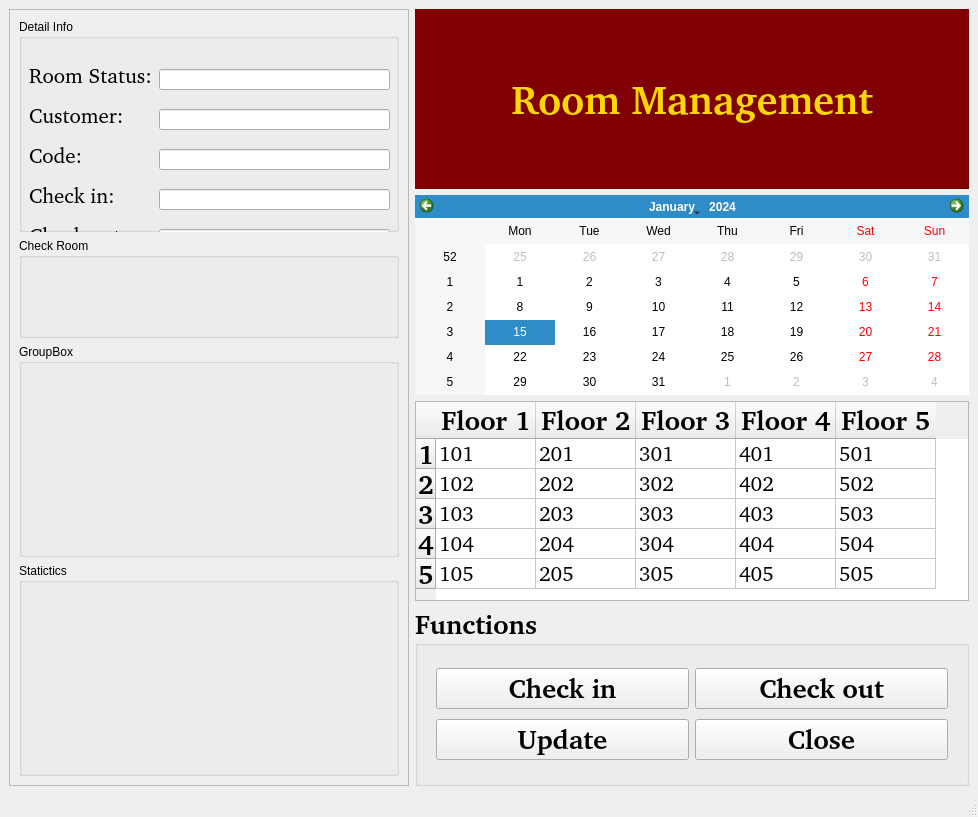
Before: the Qt Designer form ui/MainWindowRoomManagement.ui in Tranle1509/HotelManagement, drawn with Qt 5.
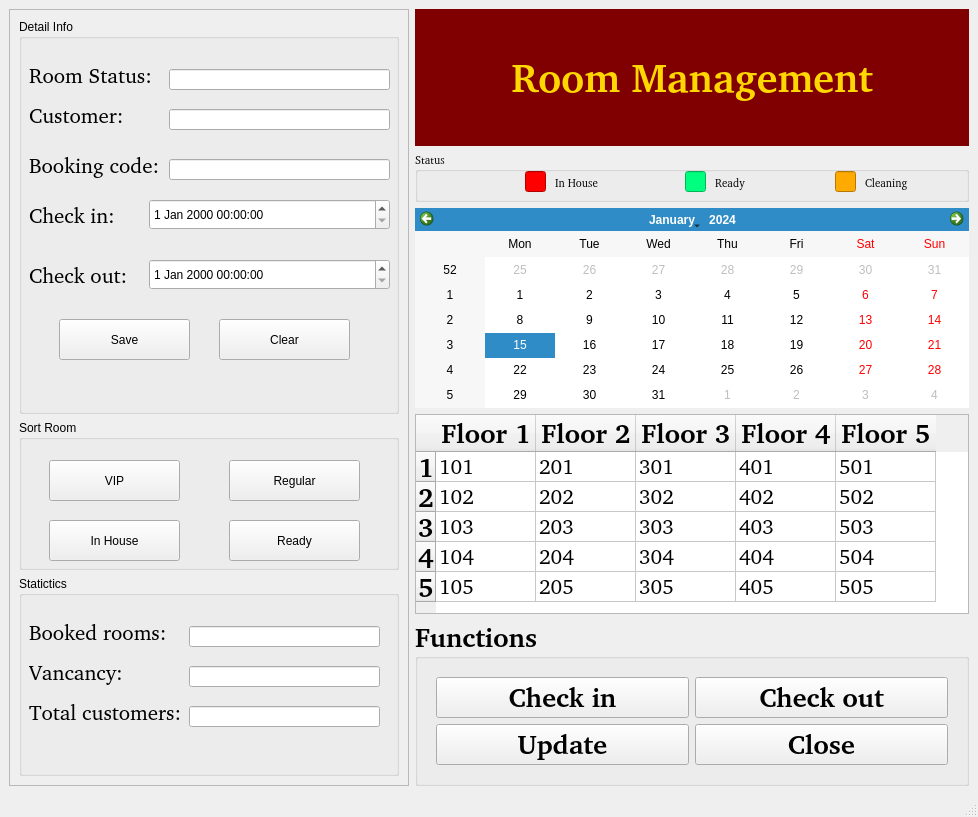
After: the same form once the commit is applied.

Patch:
```diff
--- a/ui/MainWindowRoomManagement.ui
+++ b/ui/MainWindowRoomManagement.ui
@@ -49,9 +49,9 @@
             <widget class="QLineEdit" name="lineEdit_5">
              <property name="geometry">
               <rect>
-               <x>140</x>
+               <x>150</x>
                <y>50</y>
-               <width>231</width>
+               <width>221</width>
                <height>21</height>
               </rect>
              </property>
@@ -81,9 +81,9 @@
             <widget class="QLineEdit" name="lineEdit_6">
              <property name="geometry">
               <rect>
-               <x>140</x>
+               <x>150</x>
                <y>90</y>
-               <width>231</width>
+               <width>221</width>
                <height>21</height>
               </rect>
              </property>
@@ -113,9 +113,9 @@
             <widget class="QLineEdit" name="lineEdit_7">
              <property name="geometry">
               <rect>
-               <x>140</x>
-               <y>130</y>
-               <width>231</width>
+               <x>150</x>
+               <y>140</y>
+               <width>221</width>
                <height>21</height>
               </rect>
              </property>
@@ -124,8 +124,8 @@
              <property name="geometry">
               <rect>
                <x>10</x>
-               <y>120</y>
-               <width>121</width>
+               <y>130</y>
+               <width>141</width>
                <height>31</height>
               </rect>
              </property>
@@ -139,25 +139,15 @@
               </font>
              </property>
              <property name="text">
-              <string>Code:</string>
-             </property>
-            </widget>
-            <widget class="QLineEdit" name="lineEdit_8">
-             <property name="geometry">
-              <rect>
-               <x>140</x>
-               <y>170</y>
-               <width>231</width>
-               <height>21</height>
-              </rect>
+              <string>Booking code:</string>
              </property>
             </widget>
             <widget class="QLabel" name="label_9">
              <property name="geometry">
               <rect>
                <x>10</x>
-               <y>160</y>
-               <width>121</width>
+               <y>180</y>
+               <width>141</width>
                <height>31</height>
               </rect>
              </property>
@@ -174,21 +164,11 @@
               <string>Check in:</string>
              </property>
             </widget>
-            <widget class="QLineEdit" name="lineEdit_9">
-             <property name="geometry">
-              <rect>
-               <x>140</x>
-               <y>210</y>
-               <width>231</width>
-               <height>21</height>
-              </rect>
-             </property>
-            </widget>
             <widget class="QLabel" name="label_10">
              <property name="geometry">
               <rect>
                <x>10</x>
-               <y>200</y>
+               <y>240</y>
                <width>121</width>
                <height>31</height>
               </rect>
@@ -206,6 +186,52 @@
               <string>Check out:</string>
              </property>
             </widget>
+            <widget class="QDateTimeEdit" name="dateTimeEdit_checkin">
+             <property name="geometry">
+              <rect>
+               <x>130</x>
+               <y>180</y>
+               <width>241</width>
+               <height>31</height>
+              </rect>
+             </property>
+            </widget>
+            <widget class="QDateTimeEdit" name="dateTimeEdit_checkout">
+             <property name="geometry">
+              <rect>
+               <x>130</x>
+               <y>240</y>
+               <width>241</width>
+               <height>31</height>
+              </rect>
+             </property>
+            </widget>
+            <widget class="QPushButton" name="pushButton_save">
+             <property name="geometry">
+              <rect>
+               <x>40</x>
+               <y>300</y>
+               <width>131</width>
+               <height>41</height>
+              </rect>
+             </property>
+             <property name="text">
+              <string>Save</string>
+             </property>
+            </widget>
+            <widget class="QPushButton" name="pushButton_clear">
+             <property name="geometry">
+              <rect>
+               <x>200</x>
+               <y>300</y>
+               <width>131</width>
+               <height>41</height>
+              </rect>
+             </property>
+             <property name="text">
+              <string>Clear</string>
+             </property>
+            </widget>
            </widget>
           </item>
           <item>
@@ -213,26 +239,173 @@
             <property name="maximumSize">
              <size>
               <width>16777215</width>
-              <height>100</height>
+              <height>150</height>
              </size>
             </property>
             <property name="title">
-             <string>Check Room</string>
+             <string>Sort Room</string>
             </property>
-           </widget>
-          </item>
-          <item>
-           <widget class="QGroupBox" name="groupBox_5">
-            <property name="title">
-             <string>GroupBox</string>
-            </property>
+            <widget class="QPushButton" name="pushButton_Sortvip">
+             <property name="geometry">
+              <rect>
+               <x>30</x>
+               <y>40</y>
+               <width>131</width>
+               <height>41</height>
+              </rect>
+             </property>
+             <property name="text">
+              <string>VIP</string>
+             </property>
+            </widget>
+            <widget class="QPushButton" name="pushButton_Sortregular">
+             <property name="geometry">
+              <rect>
+               <x>210</x>
+               <y>40</y>
+               <width>131</width>
+               <height>41</height>
+              </rect>
+             </property>
+             <property name="text">
+              <string>Regular</string>
+             </property>
+            </widget>
+            <widget class="QPushButton" name="pushButton_Sortinhouse">
+             <property name="geometry">
+              <rect>
+               <x>30</x>
+               <y>100</y>
+               <width>131</width>
+               <height>41</height>
+              </rect>
+             </property>
+             <property name="text">
+              <string>In House</string>
+             </property>
+            </widget>
+            <widget class="QPushButton" name="pushButton_Sortready">
+             <property name="geometry">
+              <rect>
+               <x>210</x>
+               <y>100</y>
+               <width>131</width>
+               <height>41</height>
+              </rect>
+             </property>
+             <property name="text">
+              <string>Ready</string>
+             </property>
+            </widget>
            </widget>
           </item>
           <item>
            <widget class="QGroupBox" name="groupBox_4">
+            <property name="maximumSize">
+             <size>
+              <width>16777215</width>
+              <height>200</height>
+             </size>
+            </property>
             <property name="title">
              <string>Statictics</string>
             </property>
+            <widget class="QLabel" name="label_4">
+             <property name="geometry">
+              <rect>
+               <x>10</x>
+               <y>40</y>
+               <width>141</width>
+               <height>31</height>
+              </rect>
+             </property>
+             <property name="font">
+              <font>
+               <family>#9Slide03 SFU Toledo Bold</family>
+               <pointsize>16</pointsize>
+               <weight>9</weight>
+               <italic>false</italic>
+               <bold>false</bold>
+              </font>
+             </property>
+             <property name="text">
+              <string>Booked rooms:</string>
+             </property>
+            </widget>
+            <widget class="QLineEdit" name="lineEdit_Bookedrooms">
+             <property name="geometry">
+              <rect>
+               <x>170</x>
+               <y>50</y>
+               <width>191</width>
+               <height>21</height>
+              </rect>
+             </property>
+            </widget>
+            <widget class="QLineEdit" name="lineEdit_Vacancy">
+             <property name="geometry">
+              <rect>
+               <x>170</x>
+               <y>90</y>
+               <width>191</width>
+               <height>21</height>
+              </rect>
+             </property>
+            </widget>
+            <widget class="QLabel" name="label_11">
+             <property name="geometry">
+              <rect>
+               <x>10</x>
+               <y>80</y>
+               <width>141</width>
+               <height>31</height>
+              </rect>
+             </property>
+             <property name="font">
+              <font>
+               <family>#9Slide03 SFU Toledo Bold</family>
+               <pointsize>16</pointsize>
+               <weight>9</weight>
+               <italic>false</italic>
+               <bold>false</bold>
+              </font>
+             </property>
+             <property name="text">
+              <string>Vancancy:</string>
+             </property>
+            </widget>
+            <widget class="QLineEdit" name="lineEdit_Totalcustomers">
+             <property name="geometry">
+              <rect>
+               <x>170</x>
+               <y>130</y>
+               <width>191</width>
+               <height>21</height>
+              </rect>
+             </property>
+            </widget>
+            <widget class="QLabel" name="label_12">
+             <property name="geometry">
+              <rect>
+               <x>10</x>
+               <y>120</y>
+               <width>181</width>
+               <height>31</height>
+              </rect>
+             </property>
+             <property name="font">
+              <font>
+               <family>#9Slide03 SFU Toledo Bold</family>
+               <pointsize>16</pointsize>
+               <weight>9</weight>
+               <italic>false</italic>
+               <bold>false</bold>
+              </font>
+             </property>
+             <property name="text">
+              <string>Total customers:</string>
+             </property>
+            </widget>
            </widget>
           </item>
          </layout>
@@ -271,6 +444,136 @@
         </property>
        </widget>
       </item>
+      <item>
+       <widget class="QGroupBox" name="groupBox_6">
+        <property name="maximumSize">
+         <size>
+          <width>16777215</width>
+          <height>50</height>
+         </size>
+        </property>
+        <property name="font">
+         <font>
+          <family>#9Slide03 SFU Toledo Bold</family>
+          <pointsize>8</pointsize>
+          <weight>9</weight>
+          <italic>false</italic>
+          <bold>false</bold>
+         </font>
+        </property>
+        <property name="styleSheet">
+         <string notr="true">font: 75 8pt &quot;#9Slide03 SFU Toledo Bold&quot;;</string>
+        </property>
+        <property name="title">
+         <string>Status</string>
+        </property>
+        <widget class="QLabel" name="label_2">
+         <property name="geometry">
+          <rect>
+           <x>140</x>
+           <y>20</y>
+           <width>51</width>
+           <height>21</height>
+          </rect>
+         </property>
+         <property name="font">
+          <font>
+           <family>#9Slide03 SFU Toledo Bold</family>
+           <pointsize>8</pointsize>
+           <weight>9</weight>
+           <italic>false</italic>
+           <bold>false</bold>
+          </font>
+         </property>
+         <property name="text">
+          <string>In House</string>
+         </property>
+        </widget>
+        <widget class="QLineEdit" name="lineEdit">
+         <property name="geometry">
+          <rect>
+           <x>110</x>
+           <y>19</y>
+           <width>21</width>
+           <height>21</height>
+          </rect>
+         </property>
+         <property name="styleSheet">
+          <string notr="true">background-color: rgb(255, 0, 0);</string>
+         </property>
+        </widget>
+        <widget class="QLabel" name="label_3">
+         <property name="geometry">
+          <rect>
+           <x>300</x>
+           <y>20</y>
+           <width>51</width>
+           <height>21</height>
+          </rect>
+         </property>
+         <property name="font">
+          <font>
+           <family>#9Slide03 SFU Toledo Bold</family>
+           <pointsize>8</pointsize>
+           <weight>9</weight>
+           <italic>false</italic>
+           <bold>false</bold>
+          </font>
+         </property>
+         <property name="text">
+          <string>Ready</string>
+         </property>
+        </widget>
+        <widget class="QLineEdit" name="lineEdit_2">
+         <property name="geometry">
+          <rect>
+           <x>270</x>
+           <y>19</y>
+           <width>21</width>
+           <height>21</height>
+          </rect>
+         </property>
+         <property name="styleSheet">
+          <string notr="true">background-color: rgb(0, 255, 127);</string>
+         </property>
+        </widget>
+        <widget class="QLabel" name="label_5">
+         <property name="geometry">
+          <rect>
+           <x>450</x>
+           <y>20</y>
+           <width>51</width>
+           <height>21</height>
+          </rect>
+         </property>
+         <property name="font">
+          <font>
+           <family>#9Slide03 SFU Toledo Bold</family>
+           <pointsize>8</pointsize>
+           <weight>9</weight>
+           <italic>false</italic>
+           <bold>false</bold>
+          </font>
+         </property>
+         <property name="text">
+          <string>Cleaning</string>
+         </property>
+        </widget>
+        <widget class="QLineEdit" name="lineEdit_4">
+         <property name="geometry">
+          <rect>
+           <x>420</x>
+           <y>19</y>
+           <width>21</width>
+           <height>21</height>
+          </rect>
+         </property>
+         <property name="styleSheet">
+          <string notr="true">background-color: rgb(255, 170, 0);</string>
+         </property>
+        </widget>
+       </widget>
+      </item>
       <item>
        <widget class="QCalendarWidget" name="calendarWidget">
         <property name="maximumSize">
```
Left out of the diff: 16 changed lines with no effect on the pictures.
